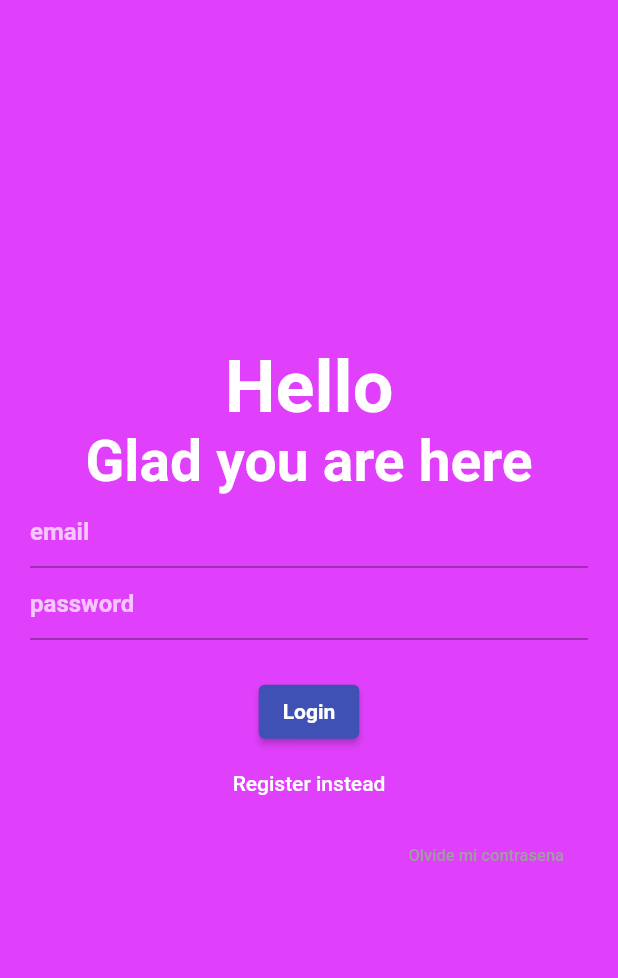
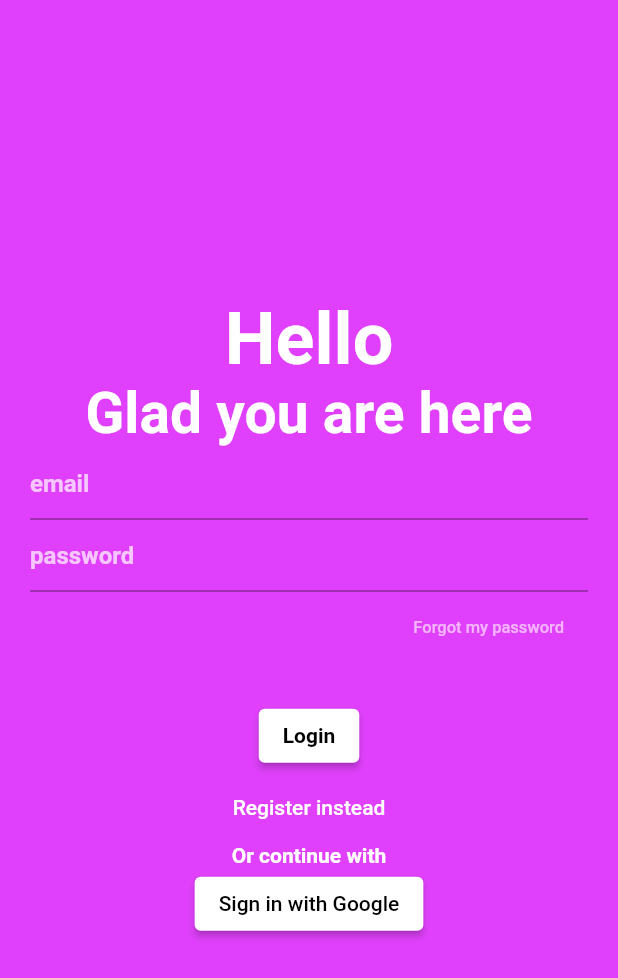
Before and after one commit to alejandromotadev/Yo-Virtual, a Flutter app: the screen it shows after launch, on a phone screen of 412 x 824 dp. Shown: the top 978 px of the screen. Run offline on Flutter 3.47's test engine with Material 2 defaults, Android fonts, the phone set to English and light mode, and no system bars; our stand-ins replace firebase_auth, firebase_core, google_sign_in; accounts and stored records are empty.

Commit message:
login with google

```diff
--- a/lib/pages/components/on_login.dart
+++ b/lib/pages/components/on_login.dart
@@ -14,6 +14,7 @@ class _OnLoginState extends State<OnLogin> {
   bool isLogin = true;
   final TextEditingController emailController = TextEditingController();
   final TextEditingController passwordController = TextEditingController();
+  final TextEditingController userController = TextEditingController();
 
   Future<void> signInWithEmailAndPassword() async {
     try {
@@ -44,7 +45,10 @@ class _OnLoginState extends State<OnLogin> {
   Widget _errorMessage() {
     return Padding(
       padding: const EdgeInsets.only(top: 8.0),
-      child: Text(errorMessage == "" ? "" : '$errorMessage', style: const TextStyle(color: Colors.white),),
+      child: Text(
+        errorMessage == "" ? "" : '$errorMessage',
+        style: const TextStyle(color: Colors.white),
+      ),
     );
   }
 
@@ -61,11 +65,12 @@ class _OnLoginState extends State<OnLogin> {
 
   Widget _submitButton() {
     return ElevatedButton(
-      style: ButtonStyle(
-      ),
+      style: ElevatedButton.styleFrom(backgroundColor: Colors.white),
       onPressed:
           isLogin ? signInWithEmailAndPassword : createUserWithEmailAndPassword,
-      child: Text(isLogin ? 'Login' : 'Register', style: const TextStyle(color: Colors.white, fontWeight: FontWeight.bold)),
+      child: Text(isLogin ? 'Login' : 'Register',
+          style: const TextStyle(
+              color: Colors.black, fontWeight: FontWeight.bold)),
     );
   }
 
@@ -76,14 +81,56 @@ class _OnLoginState extends State<OnLogin> {
           isLogin = !isLogin;
         });
       },
-      child: Text(isLogin ? 'Register instead' : 'Login instead', style: const TextStyle(color: Colors.white, fontWeight: FontWeight.w500)) ,
+      child: Text(isLogin ? 'Register instead' : 'Login instead',
+          style: const TextStyle(
+              color: Colors.white, fontWeight: FontWeight.w500)),
     );
   }
-  Widget _title(){
+
+  Widget _title() {
     return Column(
       children: const [
-         Text('Hello', style: TextStyle(color: Colors.white, fontSize: 48,fontWeight: FontWeight.bold)),
-         Text('Glad you are here', style: TextStyle(color: Colors.white, fontSize: 38,fontWeight: FontWeight.bold)),
+        Text('Hello',
+            style: TextStyle(
+                color: Colors.white,
+                fontSize: 48,
+                fontWeight: FontWeight.bold)),
+        Text('Glad you are here',
+            style: TextStyle(
+                color: Colors.white,
+                fontSize: 38,
+                fontWeight: FontWeight.bold)),
+      ],
+    );
+  }
+
+  Widget _loginSocial() {
+    return Row(
+      mainAxisAlignment: MainAxisAlignment.center,
+      children: [
+        ElevatedButton(
+          onPressed: () {
+            Auth().signInWithGoogle();
+          },
+          style: ElevatedButton.styleFrom(backgroundColor: Colors.white),
+          child: const Text('Sign in with Google',
+              style: TextStyle(color: Colors.black)),
+        )
+      ],
+    );
+  }
+
+  Widget _forgotPassword() {
+    return Row(
+      mainAxisAlignment: MainAxisAlignment.end,
+      children: [
+        MaterialButton(
+          onPressed: () {},
+          child: const Text(
+            'Forgot my password',
+            style: TextStyle(color: Colors.white60, fontSize: 11),
+          ),
+        ),
       ],
     );
   }
@@ -107,27 +154,21 @@ class _OnLoginState extends State<OnLogin> {
                     mainAxisAlignment: MainAxisAlignment.center,
                     children: [
                       _title(),
+                      if (!isLogin) _entryField('user', userController),
                       _entryField('email', emailController),
                       _entryField('password', passwordController),
+                      _forgotPassword(),
                       _errorMessage(),
                       _submitButton(),
                       _loginOrRegisterButton(),
-                      Row(
-                        mainAxisAlignment: MainAxisAlignment.end,
-                        children: [
-                          MaterialButton(
-                            onPressed: () {
-                              Navigator.pushNamed(
-                                  context, '/recover_password');
-                            },
-                            child: const Text(
-                              'Olvide mi contrasena',
-                              style:
-                                  TextStyle(color: Colors.grey, fontSize: 11),
-                            ),
-                          ),
-                        ],
+                      const Text(
+                        'Or continue with',
+                        style: TextStyle(
+                            color: Colors.white,
+                            fontWeight: FontWeight.bold,
+                            fontSize: 14),
                       ),
+                      _loginSocial(),
                     ],
                   ),
                 ),
--- a/lib/services/auth.dart
+++ b/lib/services/auth.dart
@@ -1,9 +1,26 @@
 import 'package:firebase_auth/firebase_auth.dart';
+import 'package:google_sign_in/google_sign_in.dart';
 
 class Auth {
   final FirebaseAuth _firebaseAuth = FirebaseAuth.instance;
   User? get currentUser => _firebaseAuth.currentUser;
   Stream<User?> get authStateChanges => _firebaseAuth.authStateChanges();
+
+  //iniciar sesion con google
+  signInWithGoogle() async {
+    // Trigger the authentication flow
+    final GoogleSignInAccount? googleUser = await GoogleSignIn().signIn();
+    // Obtain the auth details from the request
+    final GoogleSignInAuthentication? googleAuth =
+        await googleUser?.authentication;
+    // Create a new credential
+    final credential = GoogleAuthProvider.credential(
+      accessToken: googleAuth?.accessToken,
+      idToken: googleAuth?.idToken,
+    );
+    // Once signed in, return the UserCredential
+    return await FirebaseAuth.instance.signInWithCredential(credential);
+  }
 
   //iniciar sesion con correo electronico
   Future<void> signInWithEmailAndPassword({
--- a/pubspec.yaml
+++ b/pubspec.yaml
@@ -62,9 +62,8 @@ flutter:
   uses-material-design: true
 
   # To add assets to your application, add an assets section, like this:
-  # assets:
-  #   - images/a_dot_burr.jpeg
-  #   - images/a_dot_ham.jpeg
+  assets:
+    - images/google-logo.png
 
   # An image asset can refer to one or more resolution-specific "variants", see
   # https://flutter.dev/assets-and-images/#resolution-aware
```
Also changed, not shown: 1 other file.
